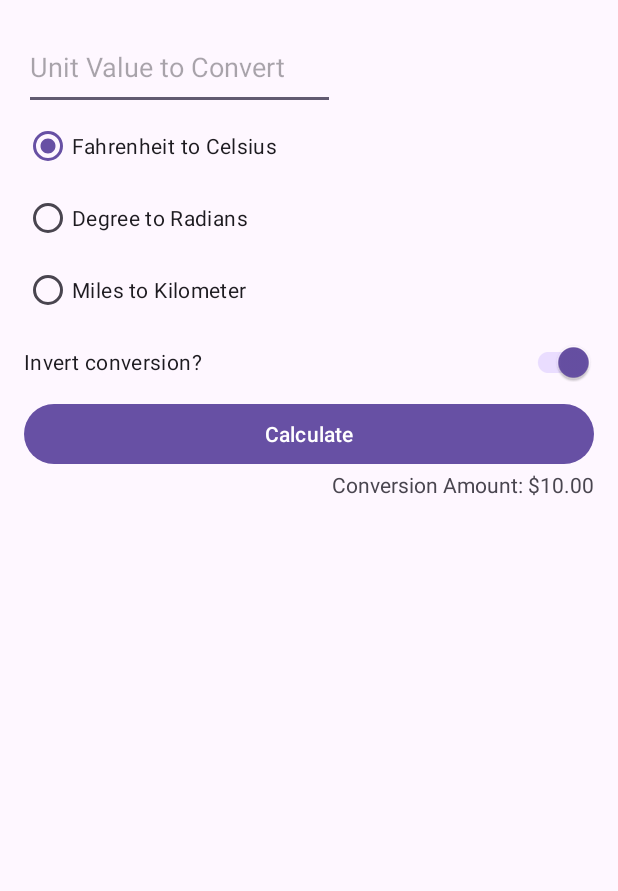
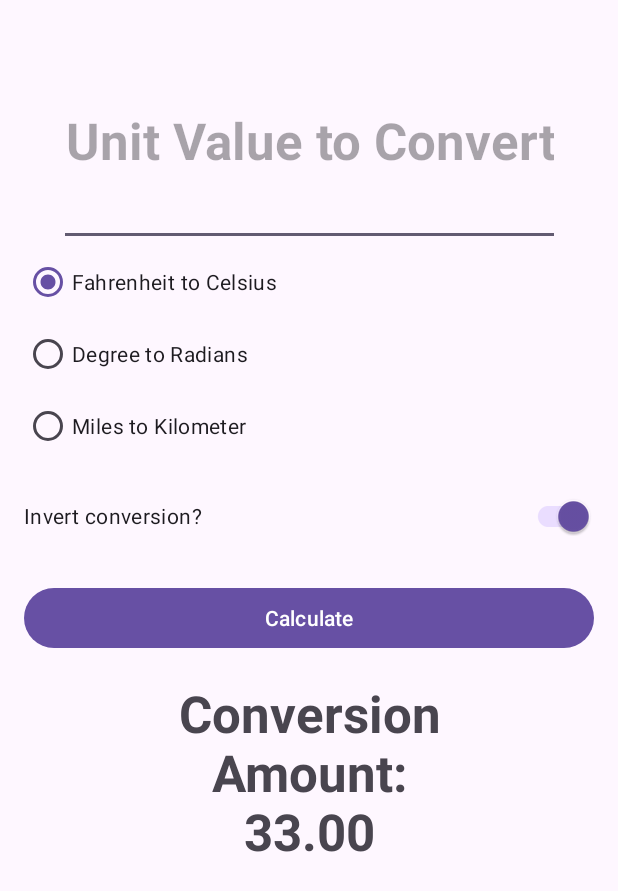
Before and after one commit to NathanOrawi/UnitConverter, an Android app: the layout activity_main.xml on its own in the app's theme, with its tools: preview values and no code run, on a phone screen of 412 x 824 dp. Shown: the top 891 px of the screen. Run offline under Robolectric (Android 15) with nearby library versions, the phone set to English and light mode, and no system bars.

Commit message:
refactor UI

```diff
--- a/app/src/main/res/layout/activity_main.xml
+++ b/app/src/main/res/layout/activity_main.xml
@@ -12,12 +12,18 @@
 
     <EditText
         android:id="@+id/unit_value_to_convert"
-        android:layout_width="207dp"
-        android:layout_height="57dp"
+        android:layout_width="334dp"
+        android:layout_height="140dp"
+        android:layout_marginTop="8dp"
         android:hint="@string/unit_value_to_convert"
         android:inputType="numberDecimal"
+        android:textAlignment="center"
+        android:textSize="34sp"
+        android:textStyle="bold"
+        app:layout_constraintEnd_toEndOf="parent"
         app:layout_constraintStart_toStartOf="parent"
         app:layout_constraintTop_toTopOf="parent" />
+
     <RadioGroup
         android:id="@+id/conversion_options"
         android:checkedButton="@id/option_celsius_fahrenheit"
@@ -42,28 +48,41 @@
             android:layout_height="wrap_content"
             android:text="@string/miles_to_kilometers" />
     </RadioGroup>
+
     <androidx.appcompat.widget.SwitchCompat
         android:id="@+id/round_up_switch"
-        android:checked="true"
         android:layout_width="0dp"
         android:layout_height="48dp"
+        android:layout_marginTop="12dp"
+        android:checked="true"
         android:text="@string/invert_conversion"
-        app:layout_constraintTop_toBottomOf="@id/conversion_options"
         app:layout_constraintEnd_toEndOf="parent"
-        app:layout_constraintStart_toStartOf="@id/conversion_options" />
+        app:layout_constraintHorizontal_bias="0.0"
+        app:layout_constraintStart_toStartOf="@id/conversion_options"
+        app:layout_constraintTop_toBottomOf="@id/conversion_options" />
+
     <Button
         android:id="@+id/calculate_button"
         android:layout_width="0dp"
         android:layout_height="wrap_content"
+        android:layout_marginTop="20dp"
         android:text="@string/calculate"
-        app:layout_constraintTop_toBottomOf="@id/round_up_switch"
         app:layout_constraintEnd_toEndOf="parent"
-        app:layout_constraintStart_toStartOf="parent" />
+        app:layout_constraintHorizontal_bias="0.0"
+        app:layout_constraintStart_toStartOf="parent"
+        app:layout_constraintTop_toBottomOf="@id/round_up_switch" />
+
     <TextView
         android:id="@+id/conversion_amount"
-        android:layout_width="wrap_content"
-        android:layout_height="wrap_content"
-        tools:text="Conversion Amount: $10.00"
-        app:layout_constraintTop_toBottomOf="@id/calculate_button"
-        app:layout_constraintEnd_toEndOf="parent" />
+        android:layout_width="225dp"
+        android:layout_height="124dp"
+        android:textAlignment="center"
+        android:textSize="34sp"
+        android:textStyle="bold"
+        app:layout_constraintBottom_toBottomOf="parent"
+        app:layout_constraintEnd_toEndOf="parent"
+        app:layout_constraintStart_toStartOf="parent"
+        app:layout_constraintTop_toBottomOf="@+id/calculate_button"
+        app:layout_constraintVertical_bias="0.068"
+        tools:text="Conversion Amount: 33.00" />
 </androidx.constraintlayout.widget.ConstraintLayout>
```
